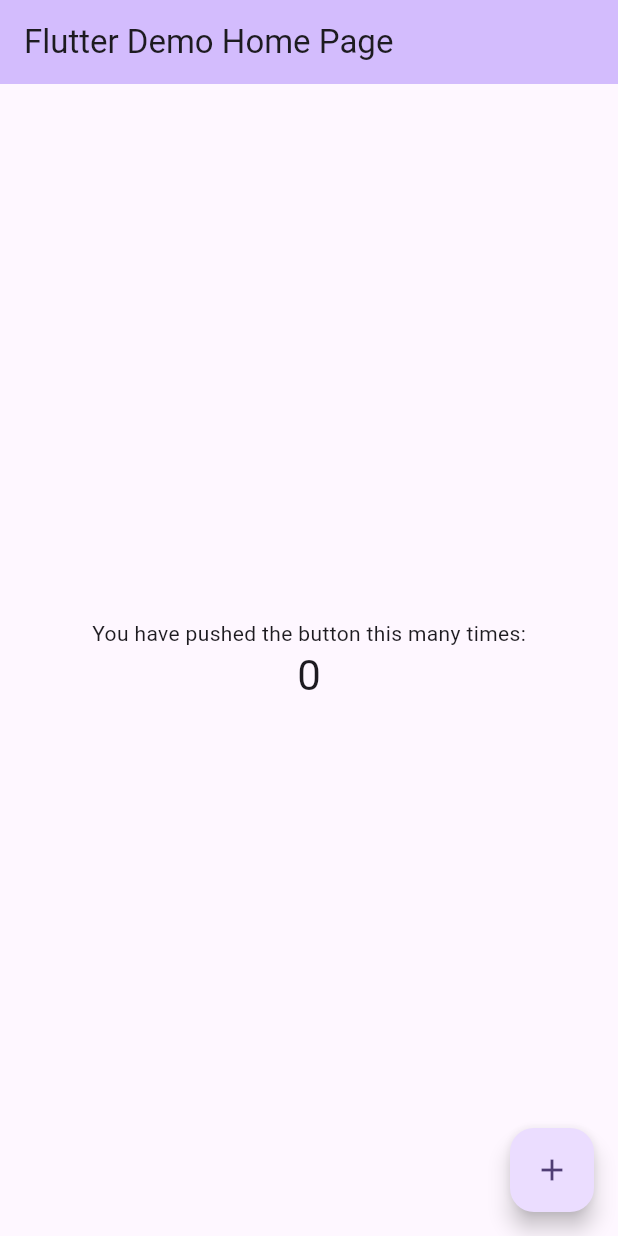
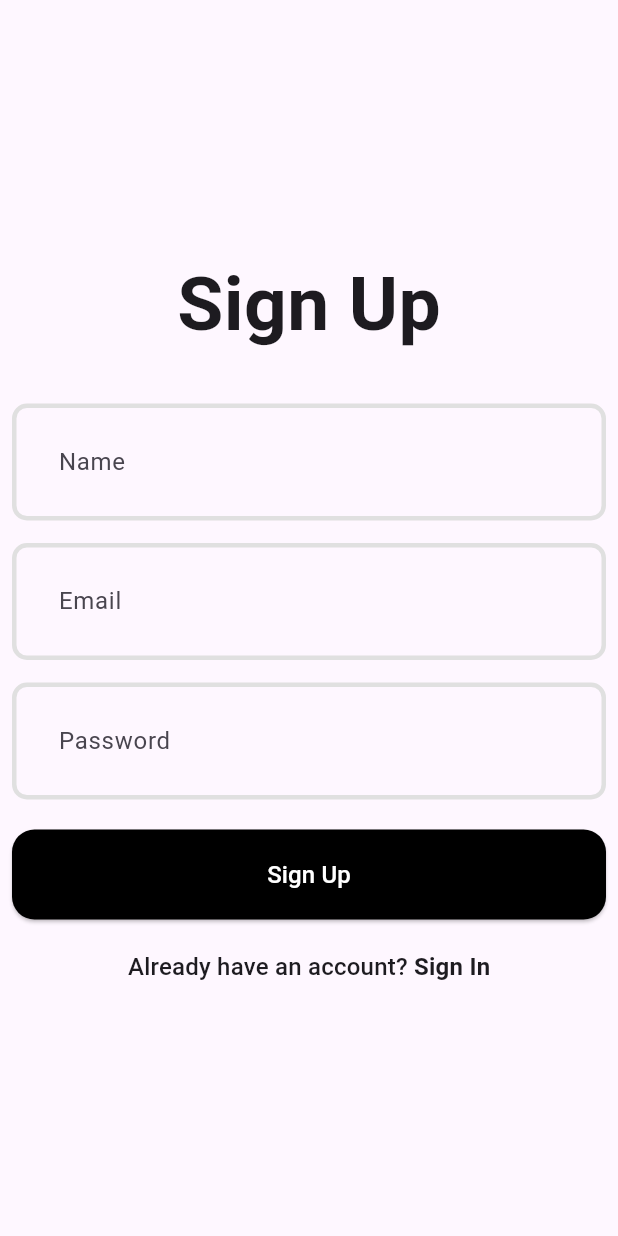
Before and after one commit to codewmanas/TaskEase, a Flutter app: the screen it shows after launch, on a phone screen of 412 x 824 dp. Run offline on Flutter 3.47's test engine with Material 3 defaults, Android fonts, the phone set to English and light mode, and no system bars.

Commit message:
SignupPage

```diff
--- /dev/null
+++ b/frontend/lib/features/auth/pages/signup_page.dart
@@ -0,0 +1,115 @@
+import 'dart:math';
+
+import 'package:flutter/material.dart';
+
+class SignupPage extends StatefulWidget {
+  const SignupPage({super.key});
+
+  @override
+  State<SignupPage> createState() => _SignupPageState();
+}
+
+class _SignupPageState extends State<SignupPage> {
+  final emailContoller = TextEditingController();
+  final passwordComtroller = TextEditingController();
+  final nameController = TextEditingController();
+
+  final formKey = GlobalKey<FormState>();
+
+  @override
+  void dispose() {
+    emailContoller.dispose();
+    passwordComtroller.dispose();
+    nameController.dispose();
+    super.dispose();
+  }
+
+  void signUpUser(){
+    if(formKey.currentState!.validate()){
+
+    }
+  }
+
+  @override
+  Widget build(BuildContext context) {
+    return Scaffold(
+      body: Padding(
+        padding: const EdgeInsets.all(8.0),
+        child: Form(
+          key: formKey,
+          child: Column(
+            mainAxisAlignment: MainAxisAlignment.center,
+            children: [
+              const Text("Sign Up", style: TextStyle(
+                fontSize: 50,
+                fontWeight: FontWeight.bold,
+              ),
+              ),
+              const SizedBox(height: 30),
+              TextFormField(
+                controller: nameController,
+
+                decoration: const InputDecoration(
+                  hintText: 'Name',
+                ),
+                validator: (value){
+                  if(value!.trim().isEmpty){
+                    return 'Name cannot be empty';
+                  }
+                  return null;
+                },
+              ),
+              const SizedBox(height: 15),
+              TextFormField(
+                controller: emailContoller,
+                decoration: const InputDecoration(
+                  hintText: 'Email',
+                ),
+                validator: (value){
+                  if(value!.trim().isEmpty || !value.contains('@')){
+                    return 'Email Field is invalid';
+                  }
+                  return null;
+                },
+              ),
+              const SizedBox(height: 15),
+              TextFormField(
+                controller: passwordComtroller,
+                decoration: const InputDecoration(
+                  hintText: 'Password',
+                ),
+                validator: (value){
+                  if(value!.trim().isEmpty || value.length <= 6){
+                    return 'Password is Invalid';
+                  }
+                  return null;
+                },
+              ),
+              const SizedBox(height: 20),
+              ElevatedButton(onPressed: signUpUser, child: const Text('Sign Up',
+              style: TextStyle(
+                fontSize: 16,
+                color: Colors.white,
+              ),
+              ),
+              ),
+              const SizedBox(height: 20),
+              RichText(text: TextSpan(
+                text: 'Already have an account? ',
+                style: Theme.of(context).textTheme.titleMedium,
+              children: [
+                TextSpan(
+                  text:'Sign In',
+                  style: TextStyle(
+                    fontWeight: FontWeight.bold,
+                  ),
+                ),
+              ],
+              ),),
+            ],
+          ),
+        ),
+      ),
+    );
+  }
+}
--- a/frontend/lib/main.dart
+++ b/frontend/lib/main.dart
@@ -1,4 +1,5 @@
 import 'package:flutter/material.dart';
+import 'package:frontend/features/auth/pages/signup_page.dart';
 
 void main() {
   runApp(const MyApp());
@@ -7,45 +8,58 @@ void main() {
 class MyApp extends StatelessWidget {
   const MyApp({super.key});
 
-  // This widget is the root of your application.
+
   @override
   Widget build(BuildContext context) {
     return MaterialApp(
-      title: 'Flutter Demo',
+      title: 'Task-Ease',
       theme: ThemeData(
-        // This is the theme of your application.
-        //
-        // TRY THIS: Try running your application with "flutter run". You'll see
-        // the application has a purple toolbar. Then, without quitting the app,
-        // try changing the seedColor in the colorScheme below to Colors.green
-        // and then invoke "hot reload" (save your changes or press the "hot
-        // reload" button in a Flutter-supported IDE, or press "r" if you used
-        // the command line to start the app).
-        //
-        // Notice that the counter didn't reset back to zero; the application
-        // state is not lost during the reload. To reset the state, use hot
-        // restart instead.
-        //
-        // This works for code too, not just values: Most code changes can be
-        // tested with just a hot reload.
-        colorScheme: ColorScheme.fromSeed(seedColor: Colors.deepPurple),
+       inputDecorationTheme: InputDecorationTheme(
+                contentPadding: const EdgeInsets.all(27),
+                enabledBorder: OutlineInputBorder(
+                  borderSide: BorderSide(
+                    color: Colors.grey.shade300,
+                    width: 3,
+                  ),
+                  borderRadius: BorderRadius.circular(10),
+                ),
+                focusedBorder: OutlineInputBorder(
+                  borderSide: const BorderSide(
+                    width: 3,
+                  ),
+                  borderRadius: BorderRadius.circular(10),
+                ),
+                border:OutlineInputBorder(
+                  borderSide: const BorderSide(
+                    width: 3,
+                  ),
+                  borderRadius: BorderRadius.circular(10),
+                ),
+                errorBorder:  OutlineInputBorder(
+                  borderSide: const BorderSide(
+                    color: Colors.red,
+                    width: 3,
+                  ),
+                  borderRadius: BorderRadius.circular(10),
+                ),
+              ),
+              elevatedButtonTheme: ElevatedButtonThemeData(
+                style: ElevatedButton.styleFrom(
+                  backgroundColor: Colors.black,
+                  minimumSize: const Size(double.infinity, 60),
+                  shape: RoundedRectangleBorder(
+                    borderRadius: BorderRadius.circular(15),
+                  ),
+                ),
+              ),
       ),
-      home: const MyHomePage(title: 'Flutter Demo Home Page'),
+      home: SignupPage(),
     );
   }
 }
 
 class MyHomePage extends StatefulWidget {
   const MyHomePage({super.key, required this.title});
-
-  // This widget is the home page of your application. It is stateful, meaning
-  // that it has a State object (defined below) that contains fields that affect
-  // how it looks.
-
-  // This class is the configuration for the state. It holds the values (in this
-  // case the title) provided by the parent (in this case the App widget) and
-  // used by the build method of the State. Fields in a Widget subclass are
-  // always marked "final".
 
   final String title;
 
@@ -58,50 +72,25 @@ class _MyHomePageState extends State<MyHomePage> {
 
   void _incrementCounter() {
     setState(() {
-      // This call to setState tells the Flutter framework that something has
-      // changed in this State, which causes it to rerun the build method below
-      // so that the display can reflect the updated values. If we changed
-      // _counter without calling setState(), then the build method would not be
-      // called again, and so nothing would appear to happen.
+
       _counter++;
     });
   }
 
   @override
   Widget build(BuildContext context) {
-    // This method is rerun every time setState is called, for instance as done
-    // by the _incrementCounter method above.
-    //
-    // The Flutter framework has been optimized to make rerunning build methods
-    // fast, so that you can just rebuild anything that needs updating rather
-    // than having to individually change instances of widgets.
+
     return Scaffold(
       appBar: AppBar(
-        // TRY THIS: Try changing the color here to a specific color (to
-        // Colors.amber, perhaps?) and trigger a hot reload to see the AppBar
-        // change color while the other colors stay the same.
+
         backgroundColor: Theme.of(context).colorScheme.inversePrimary,
-        // Here we take the value from the MyHomePage object that was created by
-        // the App.build method, and use it to set our appbar title.
+
         title: Text(widget.title),
       ),
       body: Center(
-        // Center is a layout widget. It takes a single child and positions it
-        // in the middle of the parent.
+
         child: Column(
-          // Column is also a layout widget. It takes a list of children and
-          // arranges them vertically. By default, it sizes itself to fit its
-          // children horizontally, and tries to be as tall as its parent.
-          //
-          // Column has various properties to control how it sizes itself and
-          // how it positions its children. Here we use mainAxisAlignment to
-          // center the children vertically; the main axis here is the vertical
-          // axis because Columns are vertical (the cross axis would be
-          // horizontal).
-          //
-          // TRY THIS: Invoke "debug painting" (choose the "Toggle Debug Paint"
-          // action in the IDE, or press "p" in the console), to see the
-          // wireframe for each widget.
+
           mainAxisAlignment: MainAxisAlignment.center,
           children: <Widget>[
             const Text('You have pushed the button this many times:'),
```
